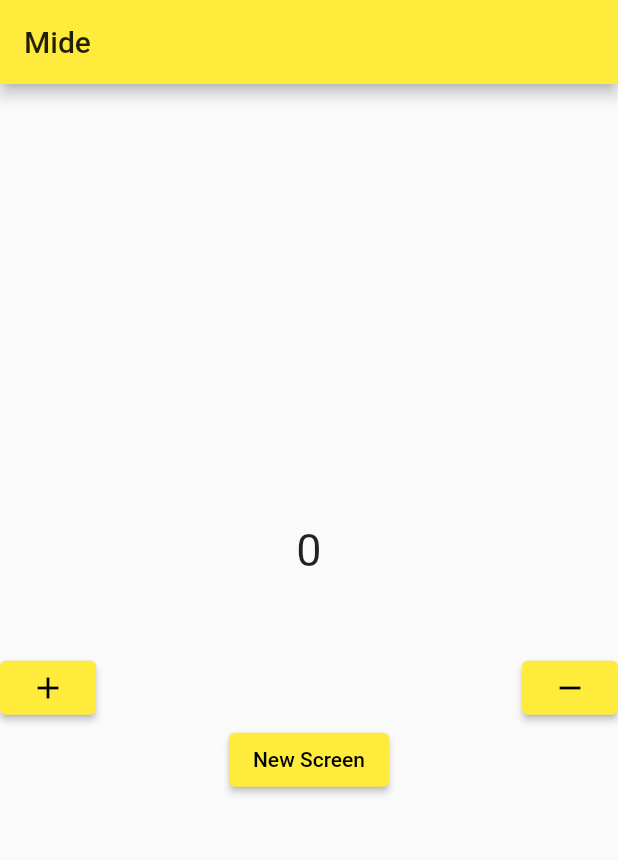
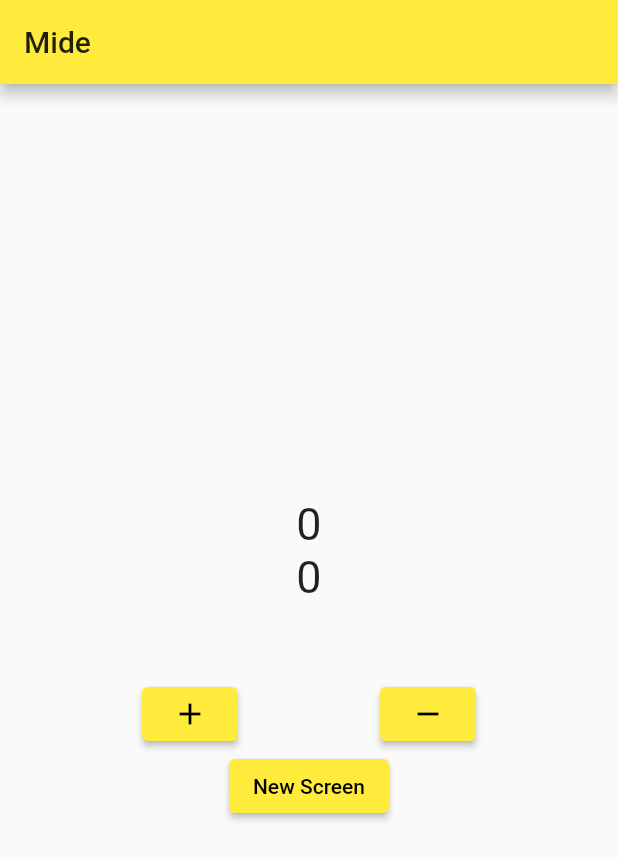
Before and after one commit to WojuadeAA/counter_app_state_management, a Flutter app: the screen it shows after launch, on a phone screen of 412 x 824 dp. Shown: the top 860 px of the screen. Run offline on Flutter 3.47's test engine with Material 2 defaults, Android fonts, the phone set to English and light mode, and no system bars; our stand-ins replace flutter_riverpod.

Commit message:
Olumide update(multiplication function)...riverpod state....commented out

```diff
--- a/lib/riverpod/riverpod_main.dart
+++ b/lib/riverpod/riverpod_main.dart
@@ -5,6 +5,9 @@ import 'package:flutter_riverpod/flutter_riverpod.dart';
 final firstProvider = Provider((ref) => "Mide");
 
 final counterProvider = StateProvider((ref) => 0);
+
+final multiProvider = StateProvider((ref) => 0);
+
 
 // stateNotifierProvider;
 
@@ -50,11 +53,22 @@ class RiverpodHomePage extends StatelessWidget {
               );
             },
           ),
+          Consumer(
+            builder: (context, watch, child) {
+              final multiValue = watch(multiProvider);
+              return Text(
+                "${multiValue.state}",
+                style: TextStyle(
+                  fontSize: 30,
+                ),
+              );
+            },
+          ),
           SizedBox(
             height: 50,
           ),
           Row(
-            mainAxisAlignment: MainAxisAlignment.spaceBetween,
+            mainAxisAlignment: MainAxisAlignment.spaceEvenly,
             children: [
               Center(
                 child: ElevatedButton(
@@ -64,6 +78,14 @@ class RiverpodHomePage extends StatelessWidget {
                   child: Icon(Icons.add),
                 ),
               ),
+              // Center(
+              //   child: ElevatedButton(
+              //     onPressed: () {
+              //       context.read(multiProvider).state;
+              //     },
+              //     child: Icon(Icons.dangerous),
+              //   ),
+              // ),
               Center(
                 child: ElevatedButton(
                   onPressed: () {
```
Also changed, not shown: lib/riverpod/changeNotifier.dart (+10 -0 lines), lib/riverpod/changeNotifierCounter.dart (+13 -0 lines).
